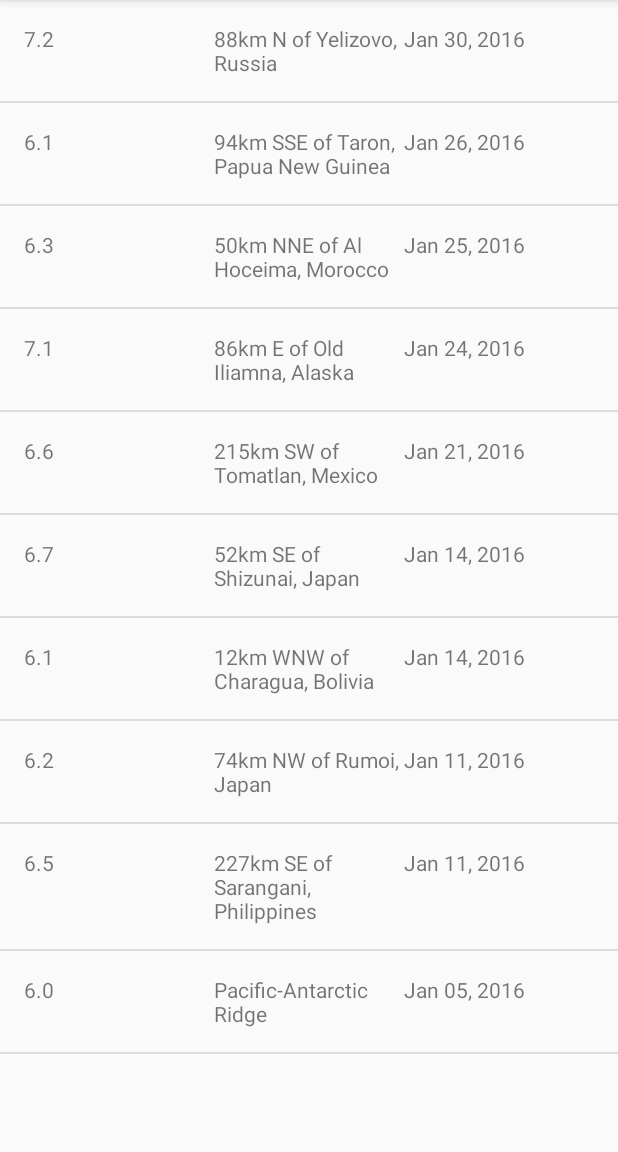
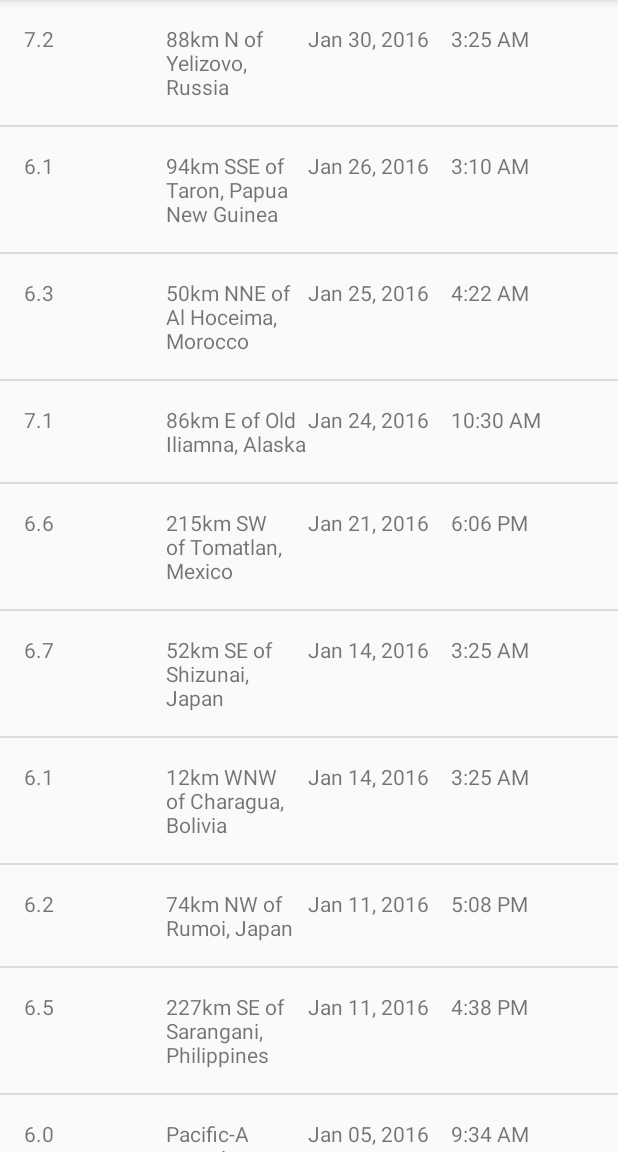
Before and after one commit to ankushransiwal/QuakeReport, an Android app: the screen it shows after launch (EarthquakeActivity), on a phone screen of 412 x 824 dp, the part 84-1236 px from its top. Run offline under Robolectric (Android 15) with nearby library versions, the phone set to English and light mode, and no system bars.

Commit message:
Split the date textview into two(Date and time) and format each in Adapter class

```diff
--- a/app/src/main/java/com/example/android/quakereport/Earthquake.java
+++ b/app/src/main/java/com/example/android/quakereport/Earthquake.java
@@ -12,13 +12,21 @@ public class Earthquake {
 
     private String mLocation;
 
-    private String mDate;
+    /** Time of the earthquake */
+    private long mTimeInMilliseconds;
 
-    //Create a constructor to initialise the variables when called
-    public Earthquake(String magnitude, String location, String date) {
+    /**
+     * Constructs a new {@link Earthquake} object.
+     *
+     * @param magnitude is the magnitude (size) of the earthquake
+     * @param location is the city location of the earthquake
+     * @param timeInMilliseconds is the time in milliseconds (from the Epoch) when the
+     *  earthquake happened
+     */
+    public Earthquake(String magnitude, String location, long timeInMilliseconds) {
         mMagnitude = magnitude;
         mLocation = location;
-        mDate = date;
+        mTimeInMilliseconds = timeInMilliseconds;
     }
 
     //Getters methods to access the private variables from another classes
@@ -30,7 +38,10 @@ public class Earthquake {
         return mLocation;
     }
 
-    public String getmDate() {
-        return mDate;
+    /**
+     * Returns the time of the earthquake.
+     */
+    public long getTimeInMilliseconds() {
+        return mTimeInMilliseconds;
     }
 }
--- a/app/src/main/java/com/example/android/quakereport/EarthquakeAdapter.java
+++ b/app/src/main/java/com/example/android/quakereport/EarthquakeAdapter.java
@@ -10,7 +10,9 @@ import android.view.ViewGroup;
 import android.widget.ArrayAdapter;
 import android.widget.TextView;
 
+import java.text.SimpleDateFormat;
 import java.util.ArrayList;
+import java.util.Date;
 import java.util.List;
 
 /**
@@ -84,11 +86,22 @@ public class EarthquakeAdapter extends ArrayAdapter<Earthquake> {
         // set this text on the number TextView
         locationView.setText(currentEarthquake.getmLocation());
 
-        // Find the TextView in the earthquake_list_item.xml layout with the ID version_number
+        // Create a new Date object from the time in milliseconds of the earthquake
+        Date dateObject = new Date(currentEarthquake.getTimeInMilliseconds());
+
+        // Find the TextView with view ID date
         TextView dateView = (TextView) listItemView.findViewById(R.id.date);
-        // Get the version number from the currentEarthquake object and
-        // set this text on the number TextView
-        dateView.setText(currentEarthquake.getmDate());
+        // Format the date string (i.e. "Mar 3, 1984")
+        String formattedDate = formatDate(dateObject);
+        // Display the date of the current earthquake in that TextView
+        dateView.setText(formattedDate);
+
+        // Find the TextView with view ID time
+        TextView timeView = (TextView) listItemView.findViewById(R.id.time);
+        // Format the time string (i.e. "4:30PM")
+        String formattedTime = formatTime(dateObject);
+        // Display the time of the current earthquake in that TextView
+        timeView.setText(formattedTime);
 
 
         // Return the whole list item layout (containing 3 TextViews)
@@ -96,4 +109,19 @@ public class EarthquakeAdapter extends ArrayAdapter<Earthquake> {
         return listItemView;
 
     }
+    /**
+     * Return the formatted date string (i.e. "Mar 3, 1984") from a Date object.
+     */
+    private String formatDate(Date dateObject) {
+        SimpleDateFormat dateFormat = new SimpleDateFormat("LLL dd, yyyy");
+        return dateFormat.format(dateObject);
+    }
+
+    /**
+     * Return the formatted date string (i.e. "4:30 PM") from a Date object.
+     */
+    private String formatTime(Date dateObject) {
+        SimpleDateFormat timeFormat = new SimpleDateFormat("h:mm a");
+        return timeFormat.format(dateObject);
+    }
 }
--- a/app/src/main/java/com/example/android/quakereport/QueryUtils.java
+++ b/app/src/main/java/com/example/android/quakereport/QueryUtils.java
@@ -66,15 +66,11 @@ public final class QueryUtils {
 
                 String magnitude = String.valueOf(properties.optDouble("mag"));
                 String location = properties.optString("place").toString();
-                Long date = properties.optLong("time");
 
-                long timeInMilliseconds = date;
-                Date dateObject = new Date(timeInMilliseconds);
+                Long time = properties.optLong("time");
 
-                SimpleDateFormat dateFormatter = new SimpleDateFormat("MMM DD, yyyy");
-                String dateToDisplay = dateFormatter.format(dateObject);
 
-                earthquakes.add(new Earthquake(magnitude,location,dateToDisplay));
+                earthquakes.add(new Earthquake(magnitude,location,time));
 
             }
 
--- a/app/src/main/res/layout/earthquake_list_item.xml
+++ b/app/src/main/res/layout/earthquake_list_item.xml
@@ -33,12 +33,17 @@ Step 1: Create a xml file to display the content of each list according to your
         android:width="0dp"/>
 
     <TextView
-        android:layout_width="wrap_content"
+        android:id="@+id/date"
+        android:layout_width="0dp"
         android:layout_height="wrap_content"
-        android:id="@+id/date"
-        tools:text="Feb 2, 2016"
         android:layout_weight="1"
-        android:width="0dp"/>
+        tools:text="Mar 6, 2010" />
 
+    <TextView
+        android:id="@+id/time"
+        android:layout_width="0dp"
+        android:layout_height="wrap_content"
+        android:layout_weight="1"
+        tools:text="3:00 PM" />
 
 </LinearLayout>
```
